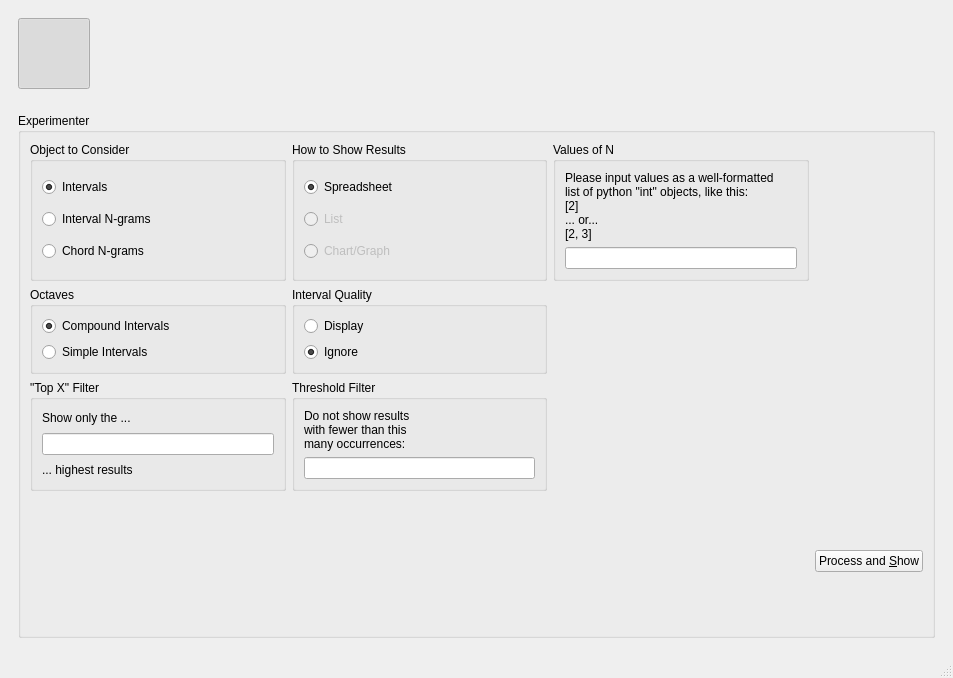
ELVIS-Project/vis-framework, file views/ui/main_window.ui: the form before one commit.
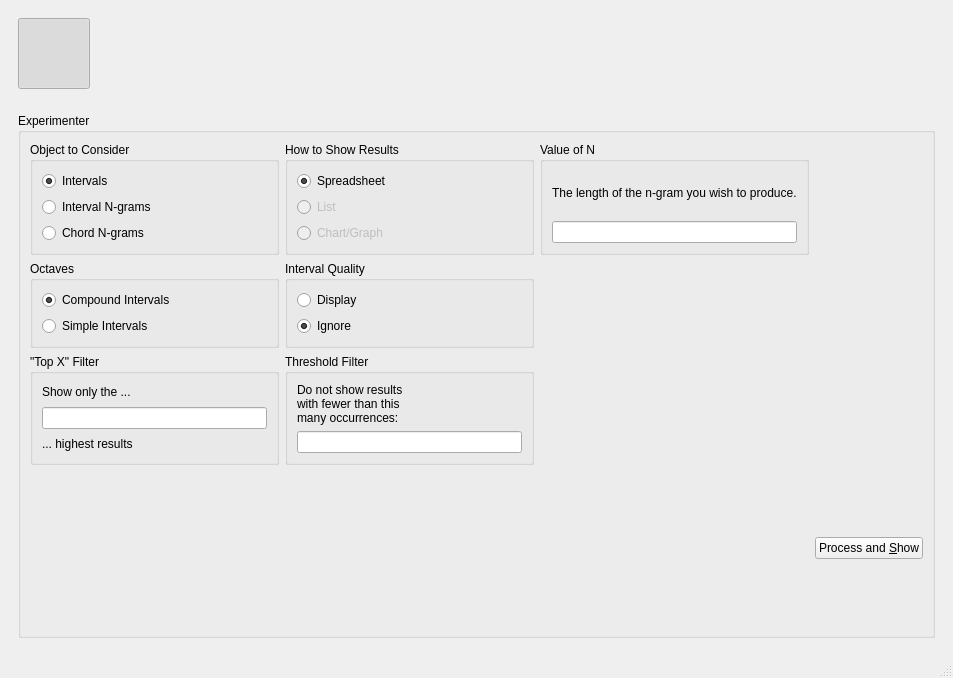
The form after the commit. The open tabs and pages were chosen to show the change. Icons and pictures are not drawn.

Commit message:
Revised "Values of N" Textbox on Experimenter Panel
It used to be that you had to put in a well-formatted python list. Now,
you can only put in one value at a time, but you don't have to use a
python list (though you can).

The edit to the form file:
```diff
--- a/views/ui/main_window.ui
+++ b/views/ui/main_window.ui
@@ -755,13 +755,13 @@
            <item row="0" column="2">
             <widget class="QGroupBox" name="grp_values_of_n">
              <property name="title">
-              <string>Values of N</string>
+              <string>Value of N</string>
              </property>
              <layout class="QVBoxLayout" name="verticalLayout_4">
               <item>
                <widget class="QLabel" name="label">
                 <property name="text">
-                 <string>&lt;html&gt;&lt;head/&gt;&lt;body&gt;&lt;p&gt;Please input values as a well-formatted&lt;br/&gt;list of python &amp;quot;int&amp;quot; objects, like this:&lt;br/&gt;[2]&lt;br/&gt;... or...&lt;br/&gt;[2, 3]&lt;/p&gt;&lt;/body&gt;&lt;/html&gt;</string>
+                 <string>&lt;html&gt;&lt;head/&gt;&lt;body&gt;&lt;p&gt;The length of the n-gram you wish to produce.&lt;/p&gt;&lt;/body&gt;&lt;/html&gt;</string>
                 </property>
                </widget>
               </item>
```
The commit also changes 2 other files.
